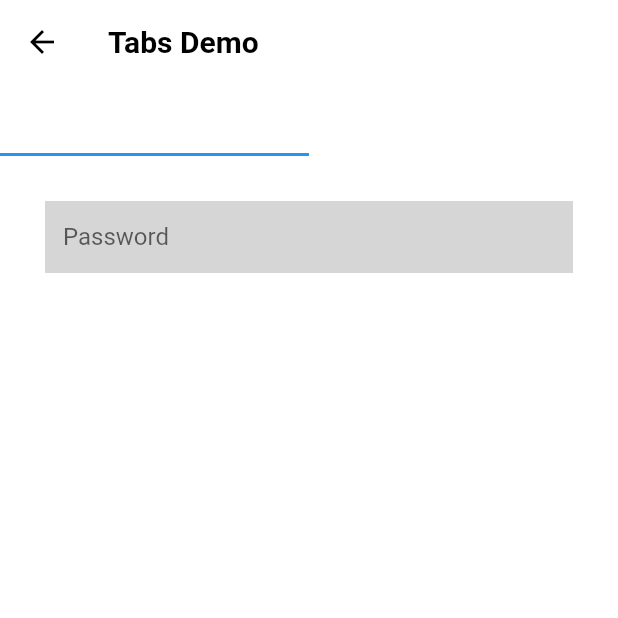
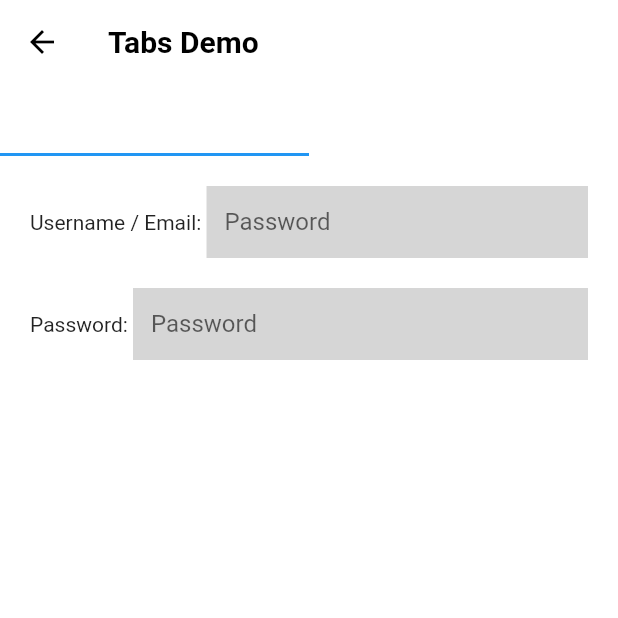
Before and after one commit to Android-Builds/Password-Manager, a Flutter app: the HomePage screen opened directly, on a phone screen of 412 x 824 dp, the top half of it. Run offline on Flutter 3.47's test engine with Material 2 defaults, Android fonts, the phone set to English and light mode, and no system bars; our stand-ins replace local_auth.

```diff
--- a/lib/storepage.dart
+++ b/lib/storepage.dart
@@ -10,10 +10,14 @@ class _StoragePageState extends State<StoragePage> {
   TextEditingController _controller = new TextEditingController();
   @override
   Widget build(BuildContext context) {
-    return Column(
+    return Padding(
+      padding: const EdgeInsets.all(20.0),
+      child: Column(
         children: [
-        Container(
-          padding: EdgeInsets.symmetric(horizontal: 30.0, vertical: 30.0),
+          Row(
+            children: [
+              Text('Username / Email: '),
+              Expanded(
                 child: TextField(
                   controller: _controller,
                   readOnly: true,
@@ -27,6 +31,28 @@ class _StoragePageState extends State<StoragePage> {
                 ),
               ),
             ],
+          ),
+          SizedBox(height: 20),
+          Row(
+            children: [
+              Text('Password: '),
+              Expanded(
+                child: TextField(
+                  controller: _controller,
+                  readOnly: true,
+                  maxLines: 1,
+                  decoration: InputDecoration(
+                    border: InputBorder.none,
+                    hintText: 'Password',
+                    fillColor: darkmode ? Colors.grey[800] : Colors.grey[350],
+                    filled: true,
+                  ),
+                ),
+              ),
+            ],
+          ),
+        ],
+      ),
     );
   }
 }
```
Lines whose indentation alone changed are shown as unchanged.
